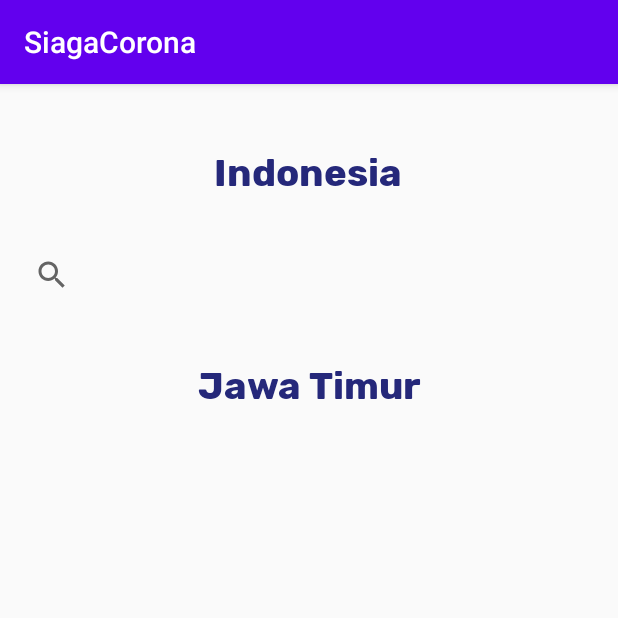
After one commit to suryashen5/learn-git-bncc-academy, an Android app: the SecondActivity screen opened directly, with no data from a screen before it, on a phone screen of 412 x 824 dp, the top half of it. The commit adds this screen. Run offline under Robolectric (Android 15) with nearby library versions, the phone set to English and light mode, and no system bars.

Commit message:
added intent to lookup page

```diff
--- a/app/src/main/AndroidManifest.xml
+++ b/app/src/main/AndroidManifest.xml
@@ -16,6 +16,7 @@
                 <category android:name="android.intent.category.LAUNCHER" />
             </intent-filter>
         </activity>
+        <activity android:name=".SecondActivity" />
     </application>
 
 </manifest>
--- a/app/src/main/java/com/example/siagacorona/MainActivity.kt
+++ b/app/src/main/java/com/example/siagacorona/MainActivity.kt
@@ -1,11 +1,20 @@
 package com.example.siagacorona
 
+import android.content.Intent
 import androidx.appcompat.app.AppCompatActivity
 import android.os.Bundle
+import kotlinx.android.synthetic.main.activity_main.*
 
 class MainActivity : AppCompatActivity() {
     override fun onCreate(savedInstanceState: Bundle?) {
         super.onCreate(savedInstanceState)
         setContentView(R.layout.activity_main)
+
+        constraintLayout4.setOnClickListener(){
+            val intent = Intent(this, SecondActivity::class.java)
+            startActivity(intent);
+
+        }
     }
+
 }
--- /dev/null
+++ b/app/src/main/java/com/example/siagacorona/SecondActivity.kt
@@ -0,0 +1,13 @@
+package com.example.siagacorona
+
+import androidx.appcompat.app.AppCompatActivity
+import android.os.Bundle
+
+class SecondActivity : AppCompatActivity() {
+    override fun onCreate(savedInstanceState: Bundle?) {
+        super.onCreate(savedInstanceState)
+        setContentView(R.layout.activity_second)
+    }
+
+
+}
--- /dev/null
+++ b/app/src/main/res/drawable/lookup_box.xml
@@ -0,0 +1,6 @@
+<?xml version="1.0" encoding="utf-8"?>
+<shape xmlns:android="http://schemas.android.com/apk/res/android">
+    <corners
+        android:radius="30dp"/>
+    <solid android:color="#ffffff"/>
+</shape>
--- /dev/null
+++ b/app/src/main/res/layout/activity_second.xml
@@ -0,0 +1,55 @@
+<?xml version="1.0" encoding="utf-8"?>
+<androidx.constraintlayout.widget.ConstraintLayout
+    xmlns:android="http://schemas.android.com/apk/res/android"
+    xmlns:app="http://schemas.android.com/apk/res-auto"
+    xmlns:tools="http://schemas.android.com/tools"
+    android:layout_width="match_parent"
+    android:layout_height="match_parent">
+
+    <TextView
+        android:id="@+id/textView4"
+        android:layout_width="wrap_content"
+        android:layout_height="wrap_content"
+        android:layout_marginTop="44dp"
+        android:fontFamily="@font/rubik_bold"
+        android:text="Indonesia"
+        android:textColor="#25287A"
+        android:textSize="25sp"
+        app:layout_constraintEnd_toEndOf="parent"
+        app:layout_constraintHorizontal_bias="0.498"
+        app:layout_constraintStart_toStartOf="parent"
+        app:layout_constraintTop_toTopOf="parent" />
+
+    <SearchView
+        android:id="@+id/searchView"
+        android:layout_width="391dp"
+        android:layout_height="46dp"
+        android:layout_marginTop="104dp"
+        app:layout_constraintEnd_toEndOf="parent"
+        app:layout_constraintStart_toStartOf="parent"
+        app:layout_constraintTop_toTopOf="parent" />
+
+    <androidx.constraintlayout.widget.ConstraintLayout
+        android:layout_width="389dp"
+        android:layout_height="128dp"
+        android:layout_marginTop="20dp"
+        app:layout_constraintEnd_toEndOf="parent"
+        app:layout_constraintHorizontal_bias="0.523"
+        app:layout_constraintStart_toStartOf="parent"
+        app:layout_constraintTop_toBottomOf="@+id/searchView">
+
+        <TextView
+            android:id="@+id/textView16"
+            android:layout_width="wrap_content"
+            android:layout_height="wrap_content"
+            android:layout_marginTop="16dp"
+            android:fontFamily="@font/rubik_bold"
+            android:text="Jawa Timur"
+            android:textColor="#25287A"
+            android:textSize="25sp"
+            app:layout_constraintEnd_toEndOf="parent"
+            app:layout_constraintHorizontal_bias="0.498"
+            app:layout_constraintStart_toStartOf="parent"
+            app:layout_constraintTop_toTopOf="parent" />
+    </androidx.constraintlayout.widget.ConstraintLayout>
+</androidx.constraintlayout.widget.ConstraintLayout>
```
